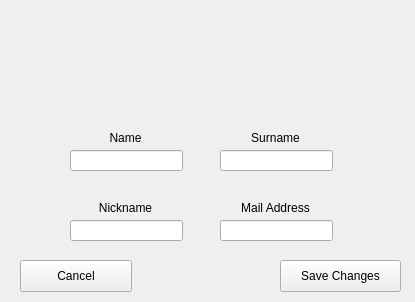
First picture: the form in client/account.ui, repository SimoneDutto/CollaborativeEditor, before the edit.
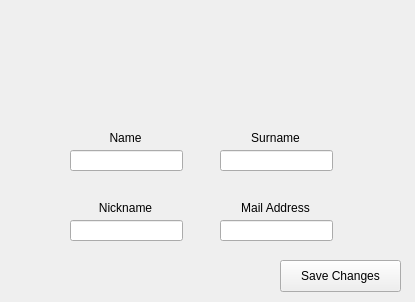
Second picture: the form after the edit. Icons and pictures are not drawn.

Commit message: delete cancel button edit profile, add alignment icons

```diff
--- a/client/account.ui
+++ b/client/account.ui
@@ -146,19 +146,6 @@
     <string>Save Changes</string>
    </property>
   </widget>
-  <widget class="QPushButton" name="pushButton_2">
-   <property name="geometry">
-    <rect>
-     <x>20</x>
-     <y>260</y>
-     <width>112</width>
-     <height>32</height>
-    </rect>
-   </property>
-   <property name="text">
-    <string>Cancel</string>
-   </property>
-  </widget>
  </widget>
  <resources>
   <include location="resource.qrc"/>
```
The commit also changes 12 other files.
